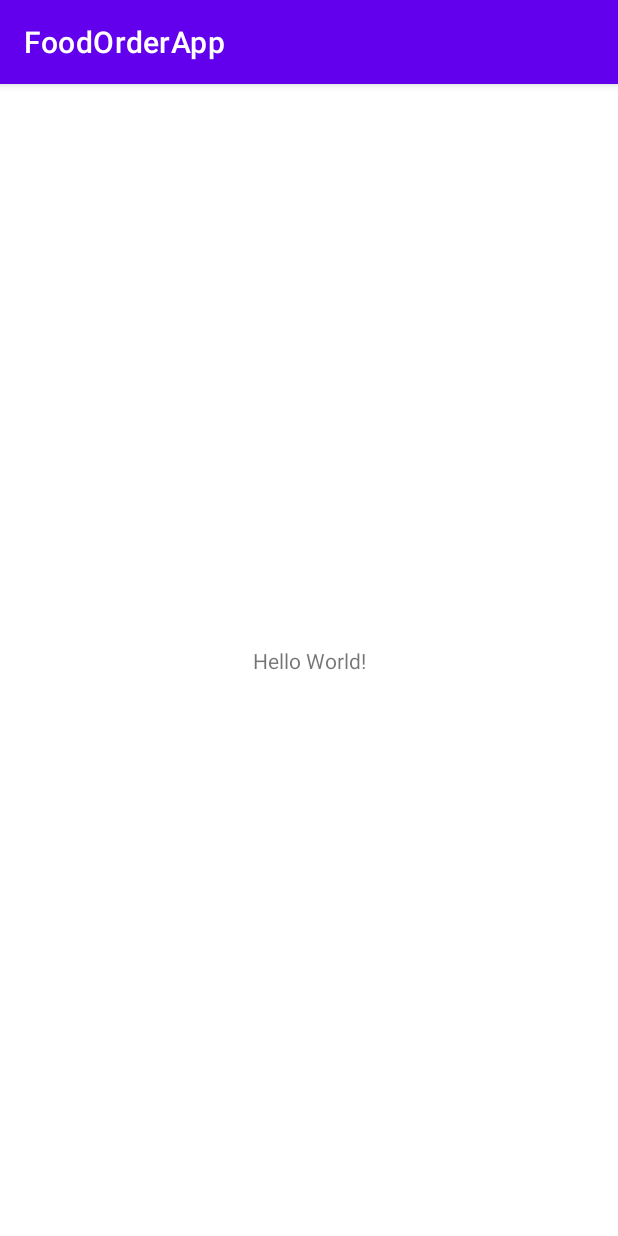
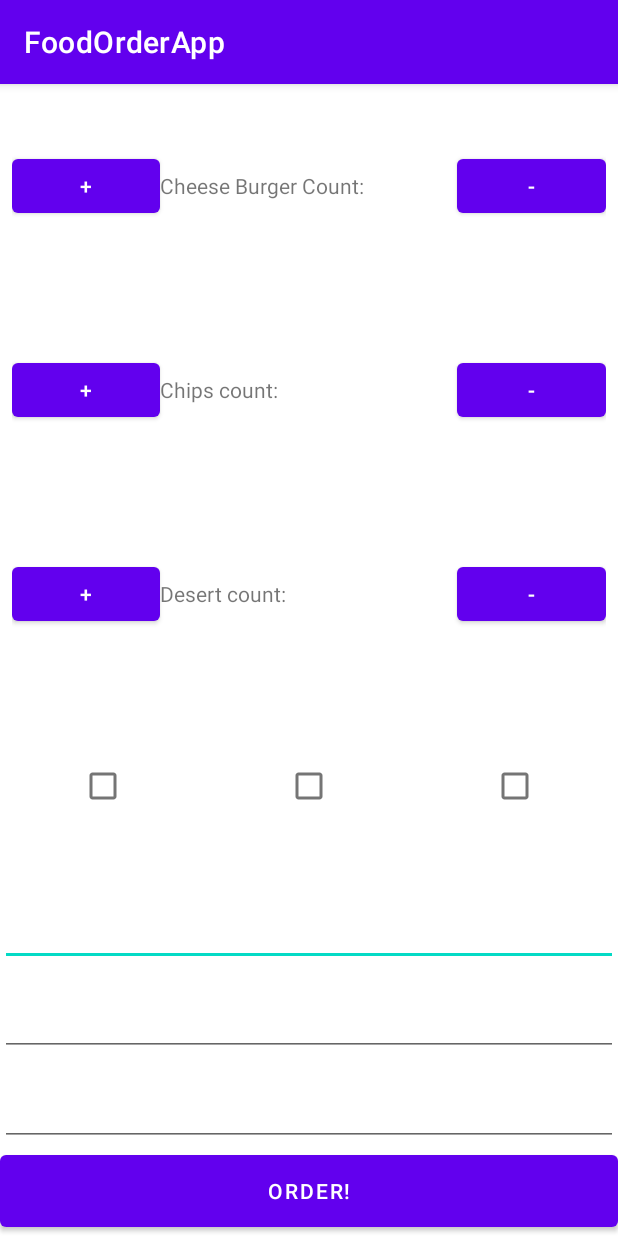
Before and after one commit to utkualtintas/FoodOrderApp, an Android app: the screen it shows after launch (MainActivity), on a phone screen of 412 x 824 dp. Run offline under Robolectric (Android 15) with nearby library versions, the phone set to English and light mode, and no system bars.

Commit message:
initial layout created

```diff
--- a/app/src/main/res/layout/activity_main.xml
+++ b/app/src/main/res/layout/activity_main.xml
@@ -1,18 +1,130 @@
 <?xml version="1.0" encoding="utf-8"?>
-<androidx.constraintlayout.widget.ConstraintLayout xmlns:android="http://schemas.android.com/apk/res/android"
+<LinearLayout xmlns:android="http://schemas.android.com/apk/res/android"
     xmlns:app="http://schemas.android.com/apk/res-auto"
     xmlns:tools="http://schemas.android.com/tools"
     android:layout_width="match_parent"
     android:layout_height="match_parent"
     tools:context=".MainActivity">
 
-    <TextView
-        android:layout_width="wrap_content"
-        android:layout_height="wrap_content"
-        android:text="Hello World!"
-        app:layout_constraintBottom_toBottomOf="parent"
-        app:layout_constraintLeft_toLeftOf="parent"
-        app:layout_constraintRight_toRightOf="parent"
-        app:layout_constraintTop_toTopOf="parent" />
+    <LinearLayout
+        android:layout_width="match_parent"
+        android:layout_height="match_parent"
+        android:orientation="vertical">
 
-</androidx.constraintlayout.widget.ConstraintLayout>
+        <LinearLayout
+            android:layout_width="match_parent"
+            android:layout_height="0dp"
+            android:layout_weight="2"
+            android:layout_margin="8dp"
+            android:gravity="center_vertical">
+            <Button
+                android:layout_width="0dp"
+                android:layout_height="wrap_content"
+                android:layout_weight="1"
+                android:text="+"/>
+            <TextView
+                android:layout_weight="2"
+                android:text="Cheese Burger Count:"
+                android:layout_width="0dp"
+                android:layout_height="wrap_content"/>
+            <Button
+                android:layout_weight="1"
+                android:layout_width="0dp"
+                android:layout_height="wrap_content"
+                android:text="-"/>
+
+        </LinearLayout>
+
+        <LinearLayout
+            android:gravity="center_vertical"
+            android:layout_width="match_parent"
+            android:layout_height="0dp"
+            android:layout_weight="2"
+            android:layout_margin="8dp">
+            <Button
+                android:layout_width="0dp"
+                android:layout_height="wrap_content"
+                android:layout_weight="1"
+                android:text="+"/>
+            <TextView
+                android:layout_weight="2"
+                android:text="Chips count:"
+                android:layout_width="0dp"
+                android:layout_height="wrap_content"/>
+            <Button
+                android:layout_weight="1"
+                android:layout_width="0dp"
+                android:layout_height="wrap_content"
+                android:text="-"/>
+
+        </LinearLayout>
+
+        <LinearLayout
+            android:gravity="center_vertical"
+            android:layout_width="match_parent"
+            android:layout_weight="2"
+            android:layout_height="0dp"
+            android:layout_margin="8dp">
+            <Button
+                android:layout_width="0dp"
+                android:layout_height="wrap_content"
+                android:layout_weight="1"
+                android:text="+"/>
+            <TextView
+                android:layout_weight="2"
+                android:layout_width="0dp"
+                android:text="Desert count:"
+                android:layout_height="wrap_content"/>
+            <Button
+                android:layout_weight="1"
+                android:layout_width="0dp"
+                android:layout_height="wrap_content"
+                android:text="-"/>
+
+        </LinearLayout>
+
+        <LinearLayout
+            android:layout_width="match_parent"
+            android:layout_weight="2"
+            android:layout_height="0dp">
+
+            <CheckBox
+                android:layout_weight="1"
+                android:layout_gravity="center_vertical"
+                android:layout_width="wrap_content"
+                android:layout_height="wrap_content"/>
+
+            <CheckBox
+                android:layout_gravity="center_vertical"
+                android:layout_weight="1"
+                android:layout_width="wrap_content"
+                android:layout_height="wrap_content"/>
+
+
+            <CheckBox
+                android:layout_gravity="center_vertical"
+                android:layout_weight="1"
+                android:layout_width="wrap_content"
+                android:layout_height="wrap_content"/>
+
+        </LinearLayout>
+
+        <EditText
+            android:layout_weight="1"
+            android:layout_width="match_parent"
+            android:layout_height="0dp"/>
+        <EditText
+            android:layout_weight="1"
+            android:layout_width="match_parent"
+            android:layout_height="0dp"/>
+        <EditText
+            android:layout_weight="1"
+            android:layout_width="match_parent"
+            android:layout_height="0dp"/>
+        <Button
+            android:layout_weight="1"
+            android:layout_width="match_parent"
+            android:layout_height="0dp"
+            android:text="ORDER!"/>
+    </LinearLayout>
+</LinearLayout>
```
